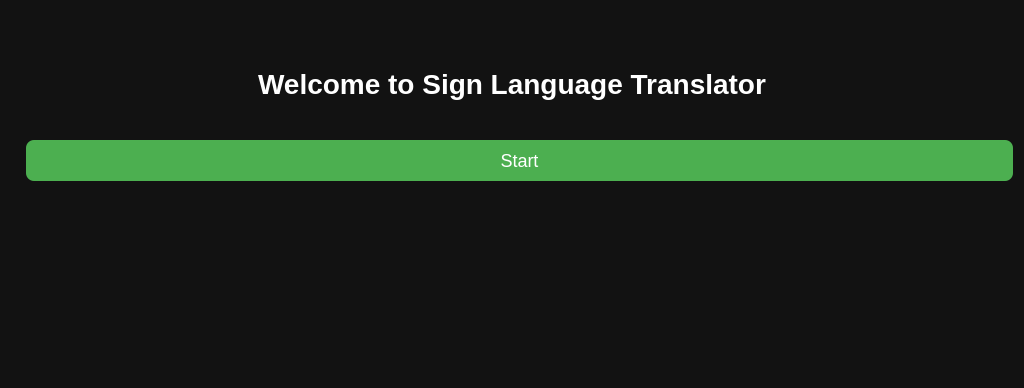
ValhallaAMB/Gesture-Recognition, file UI/welcome_screen.ui: the form before one commit; both pictures show x 0 to 1024 and y 380 to 768 of the 1024 by 768 pixel window.
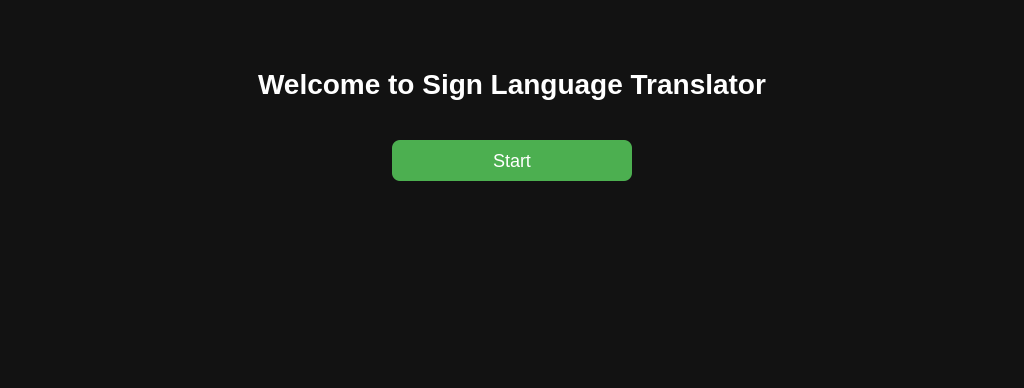
The form after the commit. Icons and pictures are not drawn.

Commit message: start button size reduced

```diff
--- a/UI/welcome_screen.ui
+++ b/UI/welcome_screen.ui
@@ -32,7 +32,8 @@
     padding: 10px 20px;
     font-size: 18px;
     border-radius: 8px;
-    margin-left: 15px;
+    min-width: 200px;
+    max-width: 200px;
 }
 QPushButton#startButton:hover {
     background-color: #45a049;
@@ -141,7 +142,22 @@
     </widget>
    </item>
 
-   <!-- Start Button -->
+   <!-- Start Button - Now centered with a QHBoxLayout -->
+   <item>
+    <layout class="QHBoxLayout" name="buttonLayout">
+     <property name="spacing">
+      <number>0</number>
+     </property>
+     <item>
+      <spacer name="buttonLeftSpacer">
+       <property name="orientation">
+        <enum>Qt::Horizontal</enum>
+       </property>
+       <property name="sizeType">
+        <enum>QSizePolicy::Expanding</enum>
+       </property>
+      </spacer>
+     </item>
    <item>
     <widget class="QPushButton" name="startButton">
      <property name="text">
@@ -150,10 +166,28 @@
      <property name="minimumHeight">
       <number>40</number>
      </property>
-    </widget>
-   </item>
+       <property name="minimumWidth">
+        <number>200</number>
+       </property>
+       <property name="maximumWidth">
+        <number>200</number>
+       </property>
+      </widget>
+     </item>
+     <item>
+      <spacer name="buttonRightSpacer">
+       <property name="orientation">
+        <enum>Qt::Horizontal</enum>
+       </property>
+       <property name="sizeType">
+        <enum>QSizePolicy::Expanding</enum>
+       </property>
+      </spacer>
+     </item>
+    </layout>
+   </item>
    
-   <!-- Add a bottom spacer for balance -->
+   <!-- Bottom spacer -->
    <item>
     <spacer name="bottomSpacer">
      <property name="orientation">
```
Left out of the diff: 2 changed lines with no effect on the pictures. Lines whose indentation alone changed are shown as unchanged.
